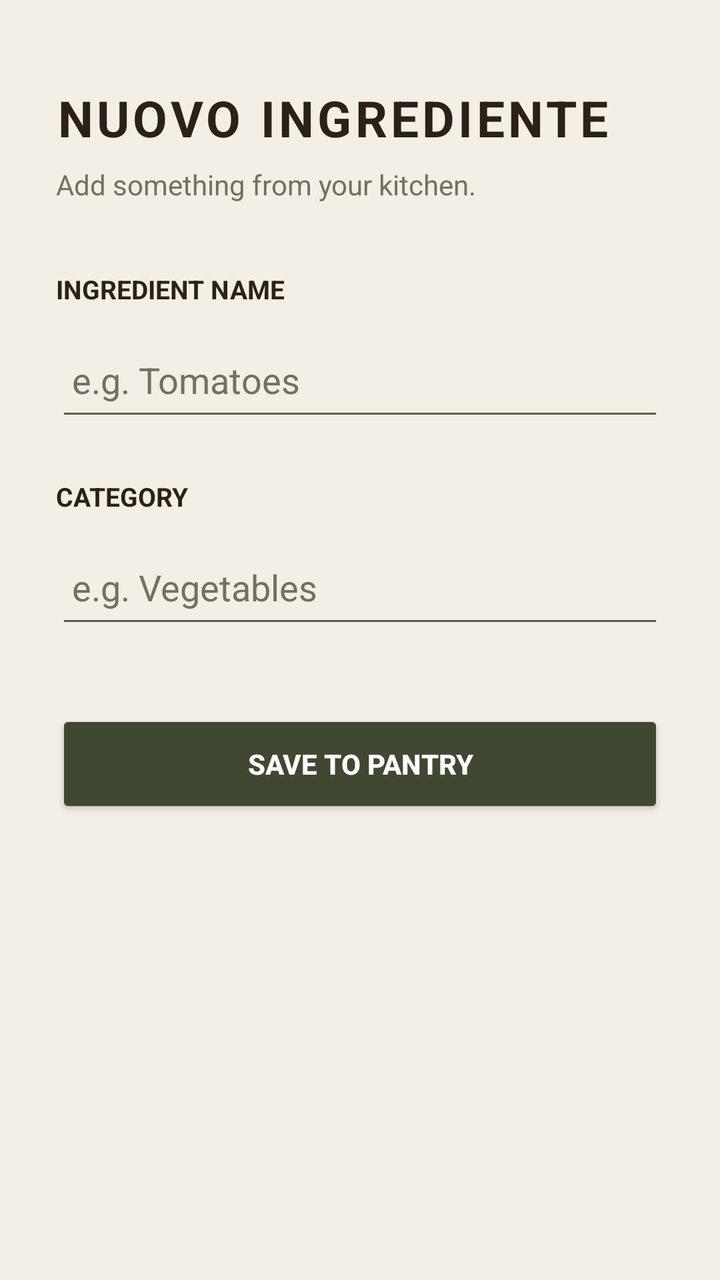
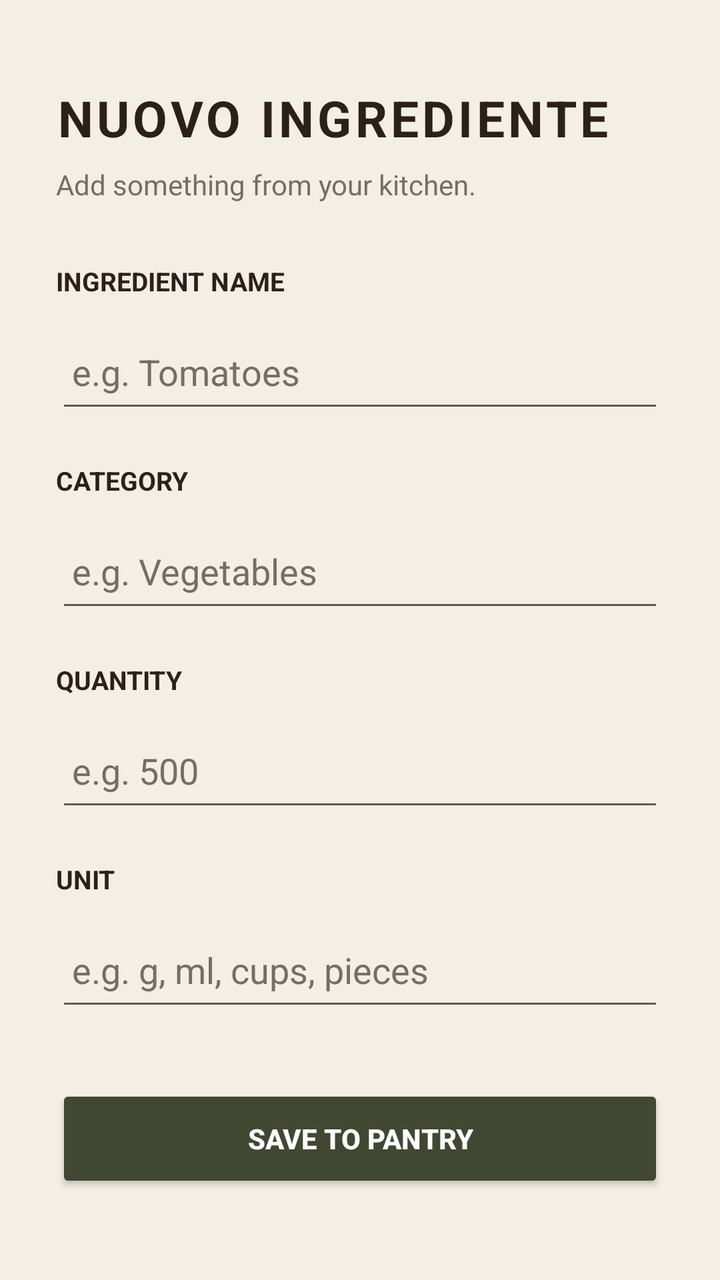

Before-and-after screenshots of an Android layout around one commit, followed by the original layout XML and the change that was made.
<!-- AndroidManifest.xml: application theme Theme.LaDispensa -->
<!-- res/layout/activity_add_ingredient.xml -->
<?xml version="1.0" encoding="utf-8"?>
<LinearLayout xmlns:android="http://schemas.android.com/apk/res/android"
    android:layout_width="match_parent"
    android:layout_height="match_parent"
    android:background="@color/cream"
    android:orientation="vertical"
    android:paddingStart="28dp"
    android:paddingTop="42dp"
    android:paddingEnd="28dp">

    <TextView
        android:id="@+id/textAddIngredientTitle"
        android:layout_width="wrap_content"
        android:layout_height="wrap_content"
        android:text="NUOVO INGREDIENTE"
        android:textColor="@color/espresso"
        android:textSize="25sp"
        android:textStyle="bold"
        android:letterSpacing="0.07" />

    <TextView
        android:layout_width="wrap_content"
        android:layout_height="wrap_content"
        android:layout_marginTop="7dp"
        android:text="Add something from your kitchen."
        android:textColor="@color/stone"
        android:textSize="14sp" />

    <TextView
        android:layout_width="wrap_content"
        android:layout_height="wrap_content"
        android:layout_marginTop="34dp"
        android:text="INGREDIENT NAME"
        android:textColor="@color/espresso"
        android:textSize="13sp"
        android:textStyle="bold" />

    <EditText
        android:id="@+id/editIngredientName"
        android:layout_width="match_parent"
        android:layout_height="54dp"
        android:layout_marginTop="8dp"
        android:backgroundTint="@color/olive"
        android:hint="e.g. Tomatoes"
        android:inputType="textCapWords"
        android:paddingStart="8dp"
        android:paddingEnd="8dp"
        android:singleLine="true"
        android:textColor="@color/espresso"
        android:textColorHint="@color/stone" />

    <TextView
        android:layout_width="wrap_content"
        android:layout_height="wrap_content"
        android:layout_marginTop="24dp"
        android:text="CATEGORY"
        android:textColor="@color/espresso"
        android:textSize="13sp"
        android:textStyle="bold" />

    <EditText
        android:id="@+id/editIngredientCategory"
        android:layout_width="match_parent"
        android:layout_height="54dp"
        android:layout_marginTop="8dp"
        android:backgroundTint="@color/olive"
        android:hint="e.g. Vegetables"
        android:inputType="textCapWords"
        android:paddingStart="8dp"
        android:paddingEnd="8dp"
        android:singleLine="true"
        android:textColor="@color/espresso"
        android:textColorHint="@color/stone" />

    <Button
        android:id="@+id/buttonSaveIngredient"
        android:layout_width="match_parent"
        android:layout_height="54dp"
        android:layout_marginTop="36dp"
        android:backgroundTint="@color/deep_olive"
        android:text="SAVE TO PANTRY"
        android:textColor="@color/white"
        android:textStyle="bold" />

</LinearLayout>
<!-- resources referenced by this layout -->
<resources>
  <color name="cream">#F4EFE6</color>
  <color name="deep_olive">#414832</color>
  <color name="espresso">#2C2118</color>
  <color name="olive">#596044</color>
  <color name="stone">#756E65</color>
  <color name="white">#FFFFFF</color>
  <style name="Theme.LaDispensa" parent="Base.Theme.LaDispensa" />
  <style name="Base.Theme.LaDispensa" parent="Theme.Material3.DayNight.NoActionBar">
          
          
      </style>
</resources>

<!-- the commit's change to res/layout/activity_add_ingredient.xml (unified diff, before → after) -->
@@ -1,85 +1,139 @@
 <?xml version="1.0" encoding="utf-8"?>
-<LinearLayout xmlns:android="http://schemas.android.com/apk/res/android"
+<ScrollView xmlns:android="http://schemas.android.com/apk/res/android"
     android:layout_width="match_parent"
     android:layout_height="match_parent"
     android:background="@color/cream"
-    android:orientation="vertical"
-    android:paddingStart="28dp"
-    android:paddingTop="42dp"
-    android:paddingEnd="28dp">
+    android:fillViewport="true">
 
-    <TextView
-        android:id="@+id/textAddIngredientTitle"
-        android:layout_width="wrap_content"
+    <LinearLayout
+        android:layout_width="match_parent"
         android:layout_height="wrap_content"
-        android:text="NUOVO INGREDIENTE"
-        android:textColor="@color/espresso"
-        android:textSize="25sp"
-        android:textStyle="bold"
-        android:letterSpacing="0.07" />
+        android:orientation="vertical"
+        android:paddingStart="28dp"
+        android:paddingTop="42dp"
+        android:paddingEnd="28dp"
+        android:paddingBottom="40dp">
 
-    <TextView
-        android:layout_width="wrap_content"
-        android:layout_height="wrap_content"
-        android:layout_marginTop="7dp"
-        android:text="Add something from your kitchen."
-        android:textColor="@color/stone"
-        android:textSize="14sp" />
+        <TextView
+            android:id="@+id/textAddIngredientTitle"
+            android:layout_width="wrap_content"
+            android:layout_height="wrap_content"
+            android:text="NUOVO INGREDIENTE"
+            android:textColor="@color/espresso"
+            android:textSize="25sp"
+            android:textStyle="bold"
+            android:letterSpacing="0.07" />
 
-    <TextView
-        android:layout_width="wrap_content"
-        android:layout_height="wrap_content"
-        android:layout_marginTop="34dp"
-        android:text="INGREDIENT NAME"
-        android:textColor="@color/espresso"
-        android:textSize="13sp"
-        android:textStyle="bold" />
+        <TextView
+            android:layout_width="wrap_content"
+            android:layout_height="wrap_content"
+            android:layout_marginTop="7dp"
+            android:text="Add something from your kitchen."
+            android:textColor="@color/stone"
+            android:textSize="14sp" />
 
-    <EditText
-        android:id="@+id/editIngredientName"
-        android:layout_width="match_parent"
-        android:layout_height="54dp"
-        android:layout_marginTop="8dp"
-        android:backgroundTint="@color/olive"
-        android:hint="e.g. Tomatoes"
-        android:inputType="textCapWords"
-        android:paddingStart="8dp"
-        android:paddingEnd="8dp"
-        android:singleLine="true"
-        android:textColor="@color/espresso"
-        android:textColorHint="@color/stone" />
+        <TextView
+            android:layout_width="wrap_content"
+            android:layout_height="wrap_content"
+            android:layout_marginTop="30dp"
+            android:text="INGREDIENT NAME"
+            android:textColor="@color/espresso"
+            android:textSize="13sp"
+            android:textStyle="bold" />
 
-    <TextView
-        android:layout_width="wrap_content"
-        android:layout_height="wrap_content"
-        android:layout_marginTop="24dp"
-        android:text="CATEGORY"
-        android:textColor="@color/espresso"
-        android:textSize="13sp"
-        android:textStyle="bold" />
+        <EditText
+            android:id="@+id/editIngredientName"
+            android:layout_width="match_parent"
+            android:layout_height="54dp"
+            android:layout_marginTop="8dp"
+            android:backgroundTint="@color/olive"
+            android:hint="e.g. Tomatoes"
+            android:inputType="textCapWords"
+            android:paddingStart="8dp"
+            android:paddingEnd="8dp"
+            android:singleLine="true"
+            android:textColor="@color/espresso"
+            android:textColorHint="@color/stone" />
 
-    <EditText
-        android:id="@+id/editIngredientCategory"
-        android:layout_width="match_parent"
-        android:layout_height="54dp"
-        android:layout_marginTop="8dp"
-        android:backgroundTint="@color/olive"
-        android:hint="e.g. Vegetables"
-        android:inputType="textCapWords"
-        android:paddingStart="8dp"
-        android:paddingEnd="8dp"
-        android:singleLine="true"
-        android:textColor="@color/espresso"
-        android:textColorHint="@color/stone" />
+        <TextView
+            android:layout_width="wrap_content"
+            android:layout_height="wrap_content"
+            android:layout_marginTop="20dp"
+            android:text="CATEGORY"
+            android:textColor="@color/espresso"
+            android:textSize="13sp"
+            android:textStyle="bold" />
 
-    <Button
-        android:id="@+id/buttonSaveIngredient"
-        android:layout_width="match_parent"
-        android:layout_height="54dp"
-        android:layout_marginTop="36dp"
-        android:backgroundTint="@color/deep_olive"
-        android:text="SAVE TO PANTRY"
-        android:textColor="@color/white"
-        android:textStyle="bold" />
+        <EditText
+            android:id="@+id/editIngredientCategory"
+            android:layout_width="match_parent"
+            android:layout_height="54dp"
+            android:layout_marginTop="8dp"
+            android:backgroundTint="@color/olive"
+            android:hint="e.g. Vegetables"
+            android:inputType="textCapWords"
+            android:paddingStart="8dp"
+            android:paddingEnd="8dp"
+            android:singleLine="true"
+            android:textColor="@color/espresso"
+            android:textColorHint="@color/stone" />
 
-</LinearLayout>
+        <TextView
+            android:layout_width="wrap_content"
+            android:layout_height="wrap_content"
+            android:layout_marginTop="20dp"
+            android:text="QUANTITY"
+            android:textColor="@color/espresso"
+            android:textSize="13sp"
+            android:textStyle="bold" />
+
+        <EditText
+            android:id="@+id/editIngredientQuantity"
+            android:layout_width="match_parent"
+            android:layout_height="54dp"
+            android:layout_marginTop="8dp"
+            android:backgroundTint="@color/olive"
+            android:hint="e.g. 500"
+            android:inputType="numberDecimal"
+            android:paddingStart="8dp"
+            android:paddingEnd="8dp"
+            android:singleLine="true"
+            android:textColor="@color/espresso"
+            android:textColorHint="@color/stone" />
+
+        <TextView
+            android:layout_width="wrap_content"
+            android:layout_height="wrap_content"
+            android:layout_marginTop="20dp"
+            android:text="UNIT"
+            android:textColor="@color/espresso"
+            android:textSize="13sp"
+            android:textStyle="bold" />
+
+        <EditText
+            android:id="@+id/editIngredientUnit"
+            android:layout_width="match_parent"
+            android:layout_height="54dp"
+            android:layout_marginTop="8dp"
+            android:backgroundTint="@color/olive"
+            android:hint="e.g. g, ml, cups, pieces"
+            android:inputType="text"
+            android:paddingStart="8dp"
+            android:paddingEnd="8dp"
+            android:singleLine="true"
+            android:textColor="@color/espresso"
+            android:textColorHint="@color/stone" />
+
+        <Button
+            android:id="@+id/buttonSaveIngredient"
+            android:layout_width="match_parent"
+            android:layout_height="54dp"
+            android:layout_marginTop="32dp"
+            android:backgroundTint="@color/deep_olive"
+            android:text="SAVE TO PANTRY"
+            android:textColor="@color/white"
+            android:textStyle="bold" />
+
+    </LinearLayout>
+
+</ScrollView>
